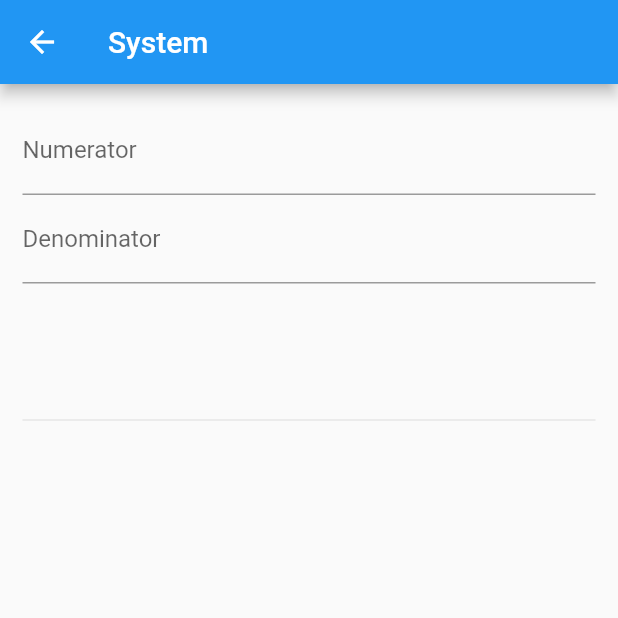
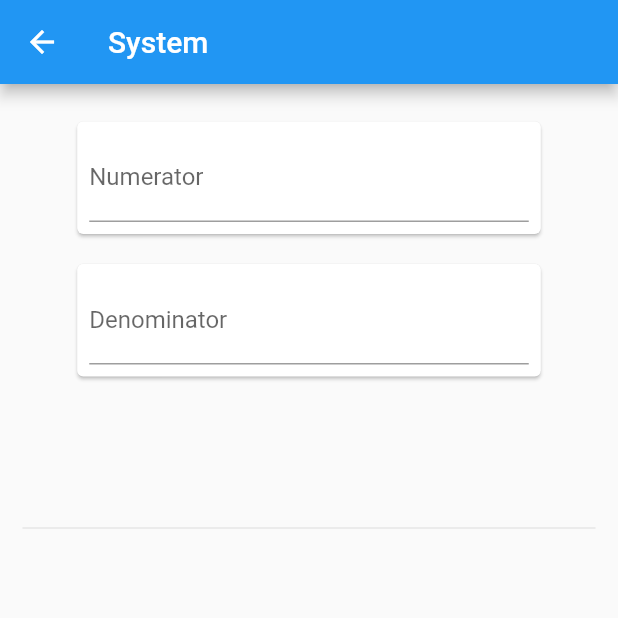
Before and after one commit to stelselim/ControlEasyNow-App, a Flutter app: the screen it shows after launch, on a phone screen of 412 x 824 dp, the top half of it. Run offline on Flutter 3.47's test engine with Material 2 defaults, Android fonts, the phone set to English and light mode, and no system bars; our stand-ins replace fl_chart.

Commit message:
System Component Added, started developing API implementation

```diff
--- a/lib/classes/tfModel.dart
+++ b/lib/classes/tfModel.dart
@@ -29,9 +29,9 @@ class TFModel {
 
   String get toDen {
     String toDen = "";
-    for (var e in numeratorCoeffs) {
+    for (var e in denominatorCoeffs) {
       // If last, no need to put comma
-      if (e == numeratorCoeffs.last) {
+      if (e == denominatorCoeffs.last) {
         toDen = toDen + "$e";
       } else {
         toDen = toDen + "$e,";
@@ -39,4 +39,15 @@ class TFModel {
     }
     return toDen;
   }
+
+  bool get isProper {
+    // Proper Check For Transfer Function
+    if (denominatorCoeffs.length > 1 &&
+        numeratorCoeffs.length != 0 &&
+        numeratorCoeffs.length <= denominatorCoeffs.length) {
+      return true;
+    } else {
+      return false;
+    }
+  }
 }
--- a/lib/screens/system.dart
+++ b/lib/screens/system.dart
@@ -1,7 +1,11 @@
+import 'dart:convert';
+
 import 'package:controlapp/classes/tfModel.dart';
-import 'package:controlapp/components/tfSystem.dart';
+import 'package:controlapp/components/SystemTFModel.dart';
 import 'package:controlapp/utility/makeSFunction.dart';
+import 'package:flutter/cupertino.dart';
 import 'package:flutter/material.dart';
+import 'package:http/http.dart' as http;
 
 class System extends StatefulWidget {
   @override
@@ -12,51 +16,132 @@ class _SystemState extends State<System> {
   TextEditingController numeratorController = TextEditingController();
   TextEditingController denominatorController = TextEditingController();
 
-  String numeratorText = "";
-  List<double> numeratorCoeffs = [];
-  String denominatorText = "";
-  List<double> denominatorCoeffs = [];
-
+  var system = TFModel(
+    numeratorText: "",
+    denominatorText: "",
+    numeratorCoeffs: [],
+    denominatorCoeffs: [],
+  );
   @override
   Widget build(BuildContext context) {
     return Scaffold(
       appBar: AppBar(
         title: Text("System"),
       ),
-      body: Center(
-        child: Padding(
+      body: Container(
+        child: SingleChildScrollView(
           padding: const EdgeInsets.all(15.0),
           child: Column(
             children: [
-              TextField(
+              Card(
+                margin: EdgeInsets.all(10),
+                child: Container(
+                  width: MediaQuery.of(context).size.width * 0.75,
+                  padding: const EdgeInsets.all(8.0),
+                  child: TextField(
+                    keyboardType: TextInputType.number,
                     controller: numeratorController,
                     decoration: InputDecoration(labelText: "Numerator"),
                     onChanged: (val) {
                       setState(() {
-                    numeratorText = makeSfunction(val);
-                    numeratorCoeffs = getCoeffs(val);
+                        try {
+                          system.numeratorText = makeSfunction(val);
+                          system.numeratorCoeffs = getCoeffs(val);
+                        } catch (e) {}
                       });
                     },
                   ),
-              TextField(
+                ),
+              ),
+              Card(
+                margin: EdgeInsets.all(10),
+                child: Container(
+                  width: MediaQuery.of(context).size.width * 0.75,
+                  padding: const EdgeInsets.all(8.0),
+                  child: TextField(
+                    keyboardType: TextInputType.number,
                     controller: denominatorController,
                     decoration: InputDecoration(labelText: "Denominator"),
                     onChanged: (val) {
                       setState(() {
-                    denominatorText = makeSfunction(val);
-                    denominatorCoeffs = getCoeffs(val);
+                        try {
+                          system.denominatorText = makeSfunction(val);
+                          system.denominatorCoeffs = getCoeffs(val);
+                        } catch (e) {}
                       });
                     },
+                  ),
+                ),
               ),
               SizedBox(
                 height: 50,
               ),
               SystemTfModel(
-                system: TFModel(
-                  numeratorText: numeratorText,
-                  denominatorText: denominatorText,
-                  numeratorCoeffs: numeratorCoeffs,
-                  denominatorCoeffs: denominatorCoeffs,
+                system: system,
+              ),
+              SizedBox(
+                height: 50,
+              ),
+              !system.isProper
+                  ? Container()
+                  : Container(
+                      height: 450,
+                      child: Column(
+                        mainAxisAlignment: MainAxisAlignment.spaceEvenly,
+                        children: [
+                          RaisedButton(
+                            child: Text("Step Info"),
+                            onPressed: () async {
+                              try {
+                                String numParams = system.toNum;
+                                String denParams = system.toDen;
+                                print(numParams);
+                                print(denParams);
+                                var url =
+                                    "https://controlalgo.ey.r.appspot.com/stepinfo?num=$numParams&den=$denParams";
+                                print(url);
+                                var res = await http.get(url, headers: {
+                                  "Accept": "application/json",
+                                  "Access-Control-Allow-Origin": "*"
+                                });
+
+                                print(jsonDecode(res.body));
+                              } catch (e) {
+                                print(e);
+                              }
+                            },
+                          ),
+                          RaisedButton(
+                            child: Text("Step Response"),
+                            onPressed: () async {
+                              try {} catch (e) {}
+                            },
+                          ),
+                          RaisedButton(
+                            child: Text("Ramp Response"),
+                            onPressed: () {},
+                          ),
+                          RaisedButton(
+                            child: Text("Impulse Response"),
+                            onPressed: () {},
+                          ),
+                          RaisedButton(
+                            child: Text("BodePlot"),
+                            onPressed: () {},
+                          ),
+                          RaisedButton(
+                            child: Text("RootLocus"),
+                            onPressed: () {},
+                          ),
+                          RaisedButton(
+                            child: Text("Nyquist"),
+                            onPressed: () {},
+                          ),
+                          RaisedButton(
+                            child: Text("Poles Zeros"),
+                            onPressed: () {},
+                          ),
+                        ],
                       ),
                     ),
             ],
--- a/pubspec.yaml
+++ b/pubspec.yaml
@@ -24,6 +24,7 @@ dependencies:
   flutter:
     sdk: flutter
   fl_chart: ^0.12.2
+  http: ^0.12.2
   cupertino_icons: ^1.0.1
 
 dev_dependencies:
```
Also changed, not shown: lib/components/SystemTFModel.dart (renamed from lib/components/tfSystem.dart), lib/educational/content/properTransferFunction.dart (added), lib/educational/dialogs.dart (added), pubspec.lock, 5 other files. Lines whose indentation alone changed are shown as unchanged.
